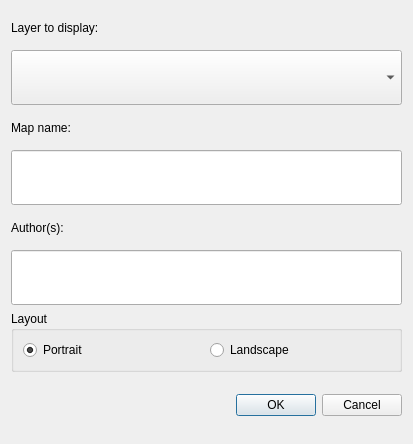
ConservationInternational/trends.earth, file LDMP/gui/DlgVisualizationCreateMap.ui: the form before one commit.
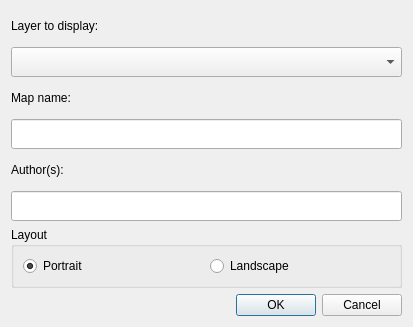
The form after the commit.

Patch:
```diff
--- a/LDMP/gui/DlgVisualizationCreateMap.ui
+++ b/LDMP/gui/DlgVisualizationCreateMap.ui
@@ -7,7 +7,7 @@
     <x>0</x>
     <y>0</y>
     <width>413</width>
-    <height>444</height>
+    <height>313</height>
    </rect>
   </property>
   <property name="windowTitle">
@@ -127,6 +127,12 @@
    </item>
    <item>
     <widget class="QGroupBox" name="groupBox">
+     <property name="sizePolicy">
+      <sizepolicy hsizetype="Preferred" vsizetype="Minimum">
+       <horstretch>0</horstretch>
+       <verstretch>0</verstretch>
+      </sizepolicy>
+     </property>
      <property name="title">
       <string>Layout</string>
      </property>
```
